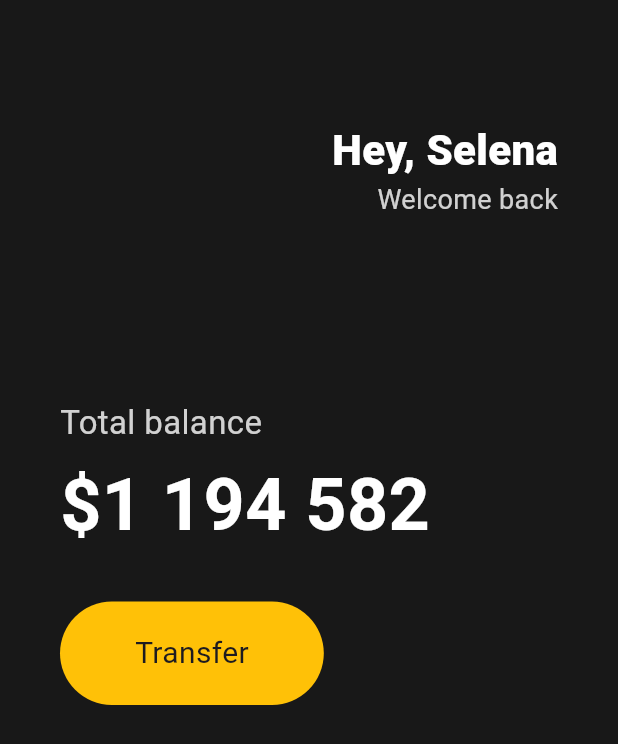
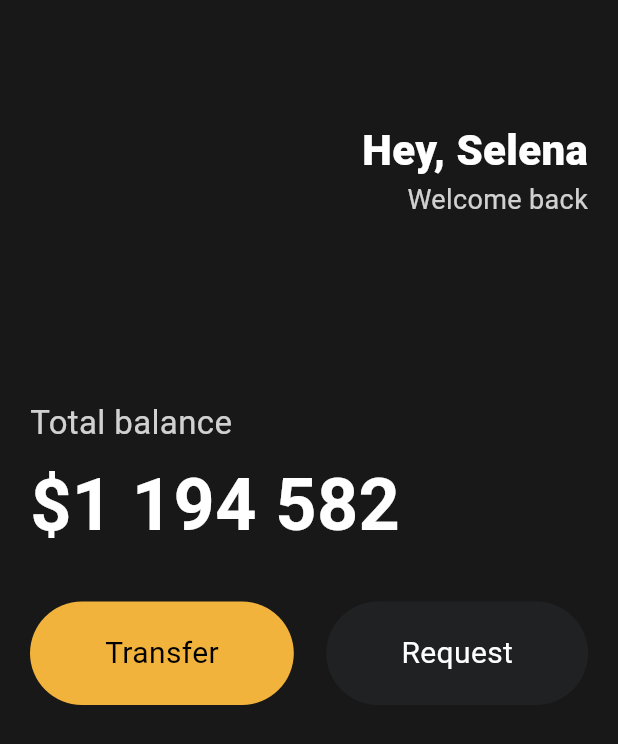
Before and after one commit to Jerry-ko/toonflix, a Flutter app: the screen it shows after launch, on a phone screen of 412 x 824 dp. Shown: the top 744 px of the screen. Run offline on Flutter 3.47's test engine with Material 3 defaults, Android fonts, the phone set to English and light mode, and no system bars.

Commit message:
feat: 버튼 재사용 위젯으로 변경

```diff
--- a/lib/main.dart
+++ b/lib/main.dart
@@ -1,4 +1,5 @@
 import 'package:flutter/material.dart';
+import 'package:toonflix/widgets/Button.dart';
 
 void main() {
   runApp(const App());
@@ -13,7 +14,7 @@ class App extends StatelessWidget {
       home: Scaffold(
         backgroundColor: const Color(0xFF181818),
         body: Padding(
-          padding: const EdgeInsets.symmetric(horizontal: 40),
+          padding: const EdgeInsets.symmetric(horizontal: 20),
           child: Column(
             crossAxisAlignment: CrossAxisAlignment.start,
             children: [
@@ -69,24 +70,18 @@ class App extends StatelessWidget {
               const SizedBox(
                 height: 30,
               ),
-              Row(
+              const Row(
+                mainAxisAlignment: MainAxisAlignment.spaceBetween,
                 children: [
-                  Container(
-                    decoration: BoxDecoration(
-                        color: Colors.amber,
-                        borderRadius: BorderRadius.circular(45)),
-                    child: const Padding(
-                      padding: EdgeInsets.symmetric(
-                        vertical: 20,
-                        horizontal: 50,
-                      ),
-                      child: Text(
-                        'Transfer',
-                        style: TextStyle(
-                          fontSize: 20,
-                        ),
-                      ),
-                    ),
+                  Button(
+                    text: 'Transfer',
+                    bgColor: Color(0xFFF1B33B),
+                    textColor: Colors.black,
+                  ),
+                  Button(
+                    text: 'Request',
+                    bgColor: Color(0xFF1F2123),
+                    textColor: Colors.white,
                   ),
                 ],
               )
--- /dev/null
+++ b/lib/widgets/button.dart
@@ -0,0 +1,35 @@
+import 'package:flutter/material.dart';
+
+class Button extends StatelessWidget {
+  final String text;
+  final Color bgColor;
+  final Color textColor;
+
+  const Button({
+    super.key,
+    required this.text,
+    required this.bgColor,
+    required this.textColor,
+  });
+
+  @override
+  Widget build(BuildContext context) {
+    return Container(
+      decoration: BoxDecoration(
+          color: bgColor, borderRadius: BorderRadius.circular(45)),
+      child: Padding(
+        padding: const EdgeInsets.symmetric(
+          vertical: 20,
+          horizontal: 50,
+        ),
+        child: Text(
+          text,
+          style: TextStyle(
+            color: textColor,
+            fontSize: 20,
+          ),
+        ),
+      ),
+    );
+  }
+}
```
